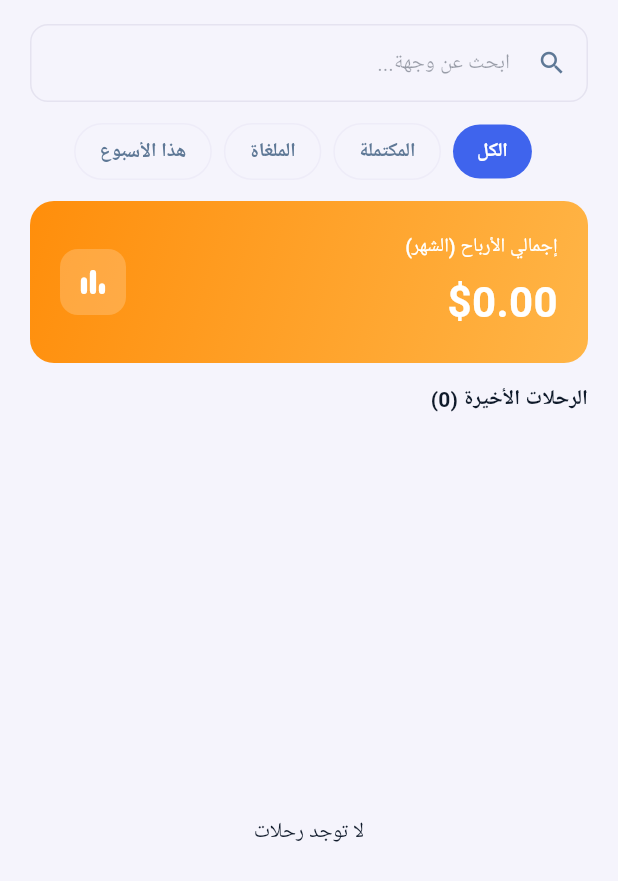
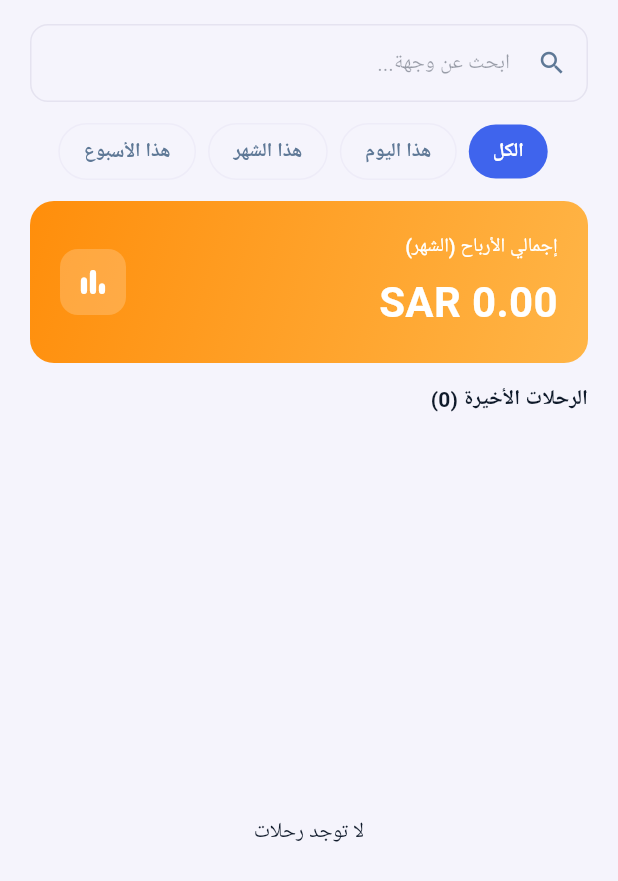
Before and after one commit to amradi6/captian_trip_calculator, a Flutter app: the TripHistoryScreen screen opened directly, on a phone screen of 412 x 824 dp. Shown: the top 881 px of the screen. Run offline on Flutter 3.47's test engine with Material 3 defaults, Android fonts, the light colour scheme and no system bars; our stand-ins replace cloud_firestore, firebase_auth, firebase_core, geocoding, geolocator, google_maps_flutter and 2 more; accounts and stored records are empty.

Commit message:
Update trip history filtering and refine shared UI widgets
- **Trip History**:
    - Replace status-based filters (Completed, Cancelled) with time-based filters (Today, This Month, This Week).
    - Implement date parsing logic to filter trips by day and month.
- **Shared Widgets**:
    - Add `currency` support to the `StatCard` widget for dynamic localized amount display.
    - Improve code formatting and indentation across `shared_widgets.dart` for better readability.
- **Localization**:
    - Update `L10n` class to include strings for `thisDay` and `thisMonth` in both Arabic and English.
    - Remove unused `completed` and `cancelled` localization strings.

```diff
--- a/lib/screens/trip_history/trip_history_screen.dart
+++ b/lib/screens/trip_history/trip_history_screen.dart
@@ -26,11 +26,22 @@ class _TripHistoryScreenState extends State<TripHistoryScreen> {
 
   List<TripModel> _filtered(List<TripModel> all, L10n l) {
     var list = all;
-    // filter tab
-    if (_filterIndex == 1) list = list.where((t) => t.status == 'completed').toList();
-    if (_filterIndex == 2) list = list.where((t) => t.status == 'cancelled').toList();
-    if (_filterIndex == 3) {
-      final now = DateTime.now();
+    final now = DateTime.now();
+    if (_filterIndex == 1) {
+      list = list.where((t) {
+        try {
+          final d = DateTime.parse(t.dateTime);
+          return d.year == now.year && d.month == now.month && d.day == now.day;
+        } catch (_) { return false; }
+      }).toList();
+    } else if (_filterIndex == 2) {
+      list = list.where((t) {
+        try {
+          final d = DateTime.parse(t.dateTime);
+          return d.year == now.year && d.month == now.month;
+        } catch (_) { return false; }
+      }).toList();
+    } else if (_filterIndex == 3) {
       list = list.where((t) {
         try {
           final d = DateTime.parse(t.dateTime);
@@ -87,7 +98,7 @@ class _TripHistoryScreenState extends State<TripHistoryScreen> {
                   const SizedBox(height: 14),
                   // Filter chips
                   FilterChipRow(
-                    labels: [l.all, l.completed, l.cancelled, l.thisWeek],
+                    labels: [l.all, l.thisDay, l.thisMonth, l.thisWeek],
                     selected: _filterIndex,
                     onSelected: (i) => setState(() => _filterIndex = i),
                   ),
--- a/lib/utils/l10n.dart
+++ b/lib/utils/l10n.dart
@@ -136,9 +136,9 @@ class L10n {
 
   String get all => isAr ? 'الكل' : 'All';
 
-  String get completed => isAr ? 'المكتملة' : 'Completed';
+  String get thisDay => isAr ? 'هذا اليوم' : 'this Day';
 
-  String get cancelled => isAr ? 'الملغاة' : 'Cancelled';
+  String get thisMonth => isAr ? 'هذا الشهر' : 'This Month';
 
   String get thisWeek => isAr ? 'هذا الأسبوع' : 'This Week';
 
--- a/lib/widgets/shared_widgets.dart
+++ b/lib/widgets/shared_widgets.dart
@@ -94,7 +94,8 @@ class StatCard extends StatelessWidget {
           const SizedBox(height: 6),
           Text(
             label,
-            style: Theme.of(context).textTheme.bodySmall?.copyWith(fontSize: 11),
+            style:
+                Theme.of(context).textTheme.bodySmall?.copyWith(fontSize: 11),
             maxLines: 1,
             overflow: TextOverflow.ellipsis,
           ),
@@ -165,9 +166,11 @@ class TripListTile extends StatelessWidget {
                 ),
                 const Spacer(),
                 Container(
-                  padding: const EdgeInsets.symmetric(horizontal: 8, vertical: 3),
+                  padding:
+                      const EdgeInsets.symmetric(horizontal: 8, vertical: 3),
                   decoration: BoxDecoration(
-                    color: (isCompleted ? AppColors.success : AppColors.error).withOpacity(0.12),
+                    color: (isCompleted ? AppColors.success : AppColors.error)
+                        .withOpacity(0.12),
                     borderRadius: BorderRadius.circular(20),
                   ),
                   child: Text(
@@ -182,7 +185,8 @@ class TripListTile extends StatelessWidget {
               ],
             ),
             const SizedBox(height: 10),
-            _routeRow(context, Icons.circle_outlined, AppColors.primary, pickup),
+            _routeRow(
+                context, Icons.circle_outlined, AppColors.primary, pickup),
             const SizedBox(height: 6),
             _routeRow(context, Icons.location_on, AppColors.error, destination),
             const SizedBox(height: 10),
@@ -190,16 +194,20 @@ class TripListTile extends StatelessWidget {
               children: [
                 Icon(Icons.route_outlined, size: 14, color: cs.secondary),
                 const SizedBox(width: 4),
-                Text('$distanceKm km', style: Theme.of(context).textTheme.bodySmall),
+                Text('$distanceKm km',
+                    style: Theme.of(context).textTheme.bodySmall),
                 const SizedBox(width: 12),
                 Icon(Icons.access_time_outlined, size: 14, color: cs.secondary),
                 const SizedBox(width: 4),
-                Text('$durationMins min', style: Theme.of(context).textTheme.bodySmall),
+                Text('$durationMins min',
+                    style: Theme.of(context).textTheme.bodySmall),
                 const Spacer(),
                 Container(
-                  padding: const EdgeInsets.symmetric(horizontal: 8, vertical: 2),
+                  padding:
+                      const EdgeInsets.symmetric(horizontal: 8, vertical: 2),
                   decoration: BoxDecoration(
-                    color: (isCompleted ? AppColors.success : AppColors.error).withOpacity(0.12),
+                    color: (isCompleted ? AppColors.success : AppColors.error)
+                        .withOpacity(0.12),
                     borderRadius: BorderRadius.circular(20),
                   ),
                   child: Text(
@@ -218,7 +226,8 @@ class TripListTile extends StatelessWidget {
     );
   }
 
-  Widget _routeRow(BuildContext context, IconData icon, Color color, String text) {
+  Widget _routeRow(
+      BuildContext context, IconData icon, Color color, String text) {
     return Row(
       children: [
         Icon(icon, size: 14, color: color),
@@ -270,7 +279,8 @@ class EarningsBanner extends StatelessWidget {
             child: Column(
               crossAxisAlignment: CrossAxisAlignment.start,
               children: [
-                Text(label,
+                Text(
+                  label,
                   style: const TextStyle(
                     color: Colors.white,
                     fontSize: 13,
@@ -278,7 +288,8 @@ class EarningsBanner extends StatelessWidget {
                   ),
                 ),
                 const SizedBox(height: 6),
-                Text('\$$amount',
+                Text(
+                  '$currency $amount',
                   style: const TextStyle(
                     color: Colors.white,
                     fontSize: 28,
@@ -295,7 +306,8 @@ class EarningsBanner extends StatelessWidget {
               color: Colors.white.withOpacity(0.2),
               borderRadius: BorderRadius.circular(12),
             ),
-            child: const Icon(Icons.bar_chart_rounded, color: Colors.white, size: 24),
+            child: const Icon(Icons.bar_chart_rounded,
+                color: Colors.white, size: 24),
           ),
         ],
       ),
@@ -391,7 +403,10 @@ class WeeklyEarningsChart extends StatelessWidget {
                   const SizedBox(height: 4),
                   Text(
                     labels[i],
-                    style: Theme.of(context).textTheme.labelSmall?.copyWith(fontSize: 9),
+                    style: Theme.of(context)
+                        .textTheme
+                        .labelSmall
+                        ?.copyWith(fontSize: 9),
                   ),
                 ],
               ),
@@ -430,7 +445,8 @@ class FilterChipRow extends StatelessWidget {
               onTap: () => onSelected(i),
               child: AnimatedContainer(
                 duration: const Duration(milliseconds: 200),
-                padding: const EdgeInsets.symmetric(horizontal: 16, vertical: 8),
+                padding:
+                    const EdgeInsets.symmetric(horizontal: 16, vertical: 8),
                 decoration: BoxDecoration(
                   color: active ? cs.primary : Colors.transparent,
                   borderRadius: BorderRadius.circular(20),
@@ -482,16 +498,19 @@ class FareInputField extends StatelessWidget {
               child: TextField(
                 controller: controller,
                 onChanged: onChanged,
-                keyboardType: const TextInputType.numberWithOptions(decimal: true),
+                keyboardType:
+                    const TextInputType.numberWithOptions(decimal: true),
                 style: Theme.of(context).textTheme.titleSmall,
                 decoration: const InputDecoration(
-                  contentPadding: EdgeInsets.symmetric(horizontal: 12, vertical: 10),
+                  contentPadding:
+                      EdgeInsets.symmetric(horizontal: 12, vertical: 10),
                   isDense: true,
                 ),
               ),
             ),
             const SizedBox(width: 6),
-            Text(unit,
+            Text(
+              unit,
               style: TextStyle(
                 fontSize: 11,
                 fontWeight: FontWeight.w600,
@@ -551,7 +570,8 @@ class PrimaryButton extends StatelessWidget {
             ? const SizedBox(
                 width: 22,
                 height: 22,
-              child: CircularProgressIndicator(color: Colors.white, strokeWidth: 2),
+                child: CircularProgressIndicator(
+                    color: Colors.white, strokeWidth: 2),
               )
             : Text(label),
       ),
```
Lines whose indentation alone changed are shown as unchanged.
